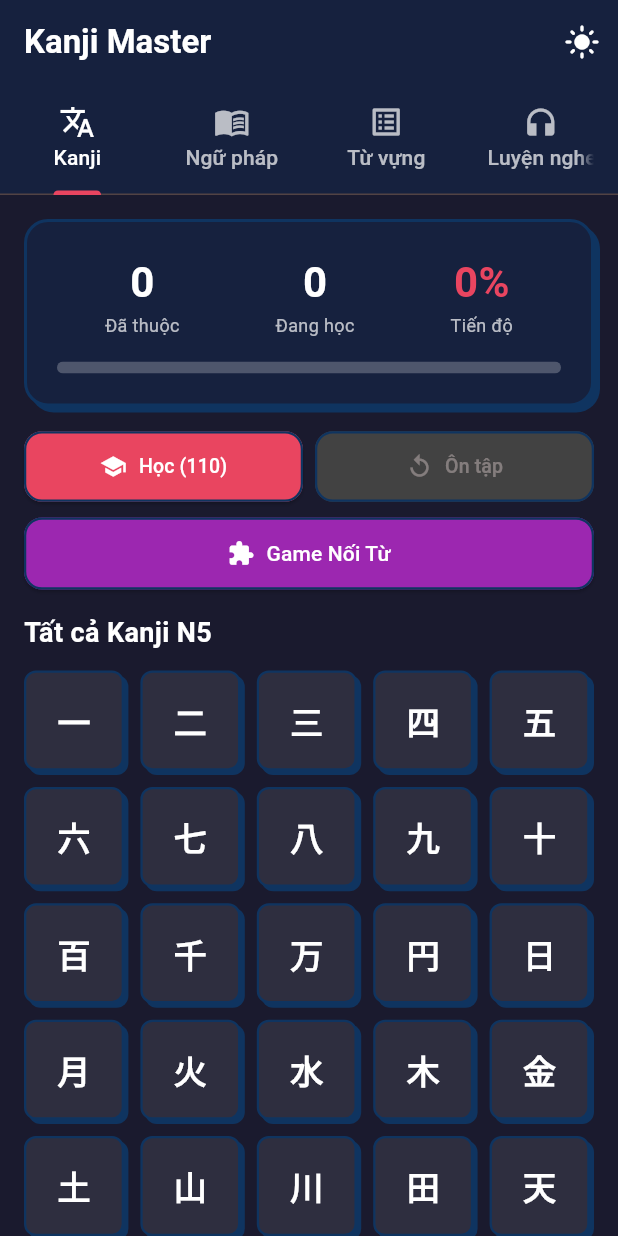
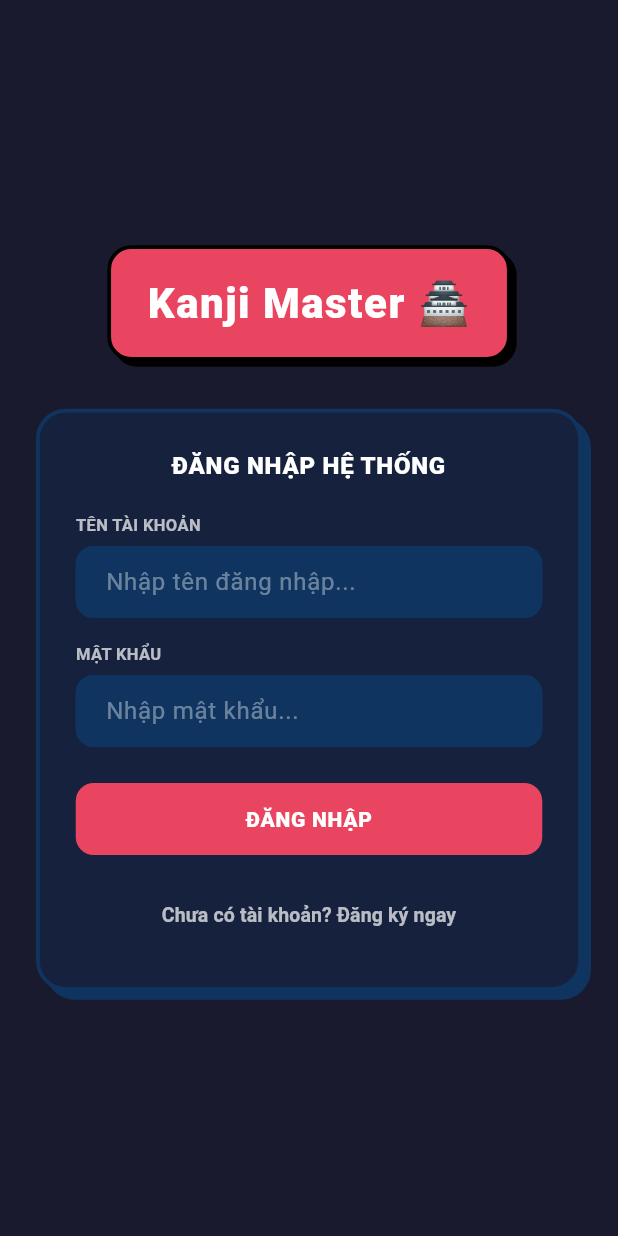
Before and after one commit to NMCuonG08/kanji_learning, a Flutter app: the screen it shows after launch, on a phone screen of 412 x 824 dp. Run offline on Flutter 3.47's test engine with Material 3 defaults, Android fonts, the phone set to English and light mode, and no system bars; our stand-ins replace flutter_tts, shared_preferences, sqflite_common_ffi; missing offline and left inert: dart:js_interop; accounts and stored records are empty.

Commit message:
feat: implement centralized Node.js Express backend, MySQL Docker Compose, and JWT Auth sync

```diff
--- a/lib/main.dart
+++ b/lib/main.dart
@@ -8,14 +8,17 @@ import 'screens/grammar_quiz_screen.dart';
 import 'screens/duolingo_quiz_screen.dart';
 import 'screens/vocab_match_game_screen.dart';
 import 'screens/vocabulary_screen.dart';
+import 'screens/auth_screen.dart';
 import 'models/kanji.dart';
 import 'models/listening_question.dart';
 import 'models/vocab.dart';
 import 'services/theme_service.dart';
+import 'services/api_service.dart';
 
 void main() async {
   WidgetsFlutterBinding.ensureInitialized();
   await ThemeService.loadThemePreference();
+  await ApiService.init();
   runApp(const KanjiApp());
 }
 
@@ -27,6 +30,9 @@ class KanjiApp extends StatelessWidget {
     return ValueListenableBuilder<bool>(
       valueListenable: ThemeService.isDarkMode,
       builder: (context, isDark, _) {
+        return ValueListenableBuilder<bool>(
+          valueListenable: ApiService.isLoggedIn,
+          builder: (context, isLoggedIn, _) {
             return MaterialApp(
               title: 'Kanji Master',
               debugShowCheckedModeBanner: false,
@@ -43,7 +49,7 @@ class KanjiApp extends StatelessWidget {
                   elevation: 0,
                 ),
               ),
-          initialRoute: '/',
+              initialRoute: isLoggedIn ? '/' : '/auth',
               onGenerateRoute: (settings) {
                 final name = settings.name ?? '/';
 
@@ -53,6 +59,11 @@ class KanjiApp extends StatelessWidget {
                     return MaterialPageRoute(
                       settings: settings,
                       builder: (context) => const HomeScreen(),
+                    );
+                  case '/auth':
+                    return MaterialPageRoute(
+                      settings: settings,
+                      builder: (context) => const AuthScreen(),
                     );
               case '/quiz':
                 final args = settings.arguments as Map<String, dynamic>? ?? {};
@@ -141,5 +152,7 @@ class KanjiApp extends StatelessWidget {
         );
       },
     );
+  },
+);
   }
 }
--- /dev/null
+++ b/lib/screens/auth_screen.dart
@@ -0,0 +1,270 @@
+import 'package:flutter/material.dart';
+import '../services/api_service.dart';
+import '../services/theme_service.dart';
+
+class AuthScreen extends StatefulWidget {
+  const AuthScreen({super.key});
+
+  @override
+  State<AuthScreen> createState() => _AuthScreenState();
+}
+
+class _AuthScreenState extends State<AuthScreen> {
+  final _usernameController = TextEditingController();
+  final _passwordController = TextEditingController();
+  bool _isLogin = true;
+  bool _isLoading = false;
+  String? _errorMessage;
+
+  @override
+  void dispose() {
+    _usernameController.dispose();
+    _passwordController.dispose();
+    super.dispose();
+  }
+
+  Future<void> _handleSubmit() async {
+    final username = _usernameController.text.trim();
+    final password = _passwordController.text.trim();
+
+    if (username.isEmpty || password.isEmpty) {
+      setState(() {
+        _errorMessage = 'Vui lòng điền đầy đủ thông tin tài khoản và mật khẩu!';
+      });
+      return;
+    }
+
+    setState(() {
+      _isLoading = true;
+      _errorMessage = null;
+    });
+
+    final res = _isLogin
+        ? await ApiService.login(username, password)
+        : await ApiService.register(username, password);
+
+    if (mounted) {
+      setState(() {
+        _isLoading = false;
+      });
+
+      if (res['success'] == true) {
+        ScaffoldMessenger.of(context).showSnackBar(
+          SnackBar(
+            content: Text(res['message'] ?? 'Thành công!'),
+            backgroundColor: Colors.green,
+          ),
+        );
+        Navigator.pushReplacementNamed(context, '/');
+      } else {
+        setState(() {
+          _errorMessage = res['message'];
+        });
+      }
+    }
+  }
+
+  @override
+  Widget build(BuildContext context) {
+    final isDark = ThemeService.isDarkMode.value;
+    return Scaffold(
+      backgroundColor: ThemeService.getBgColor(context),
+      body: Center(
+        child: SingleChildScrollView(
+          padding: const EdgeInsets.all(24),
+          child: Column(
+            mainAxisAlignment: MainAxisAlignment.center,
+            children: [
+              // Gorgeous Neobrutalist Title Header
+              Container(
+                padding: const EdgeInsets.symmetric(horizontal: 24, vertical: 16),
+                decoration: BoxDecoration(
+                  color: const Color(0xFFE94560),
+                  borderRadius: BorderRadius.circular(16),
+                  border: Border.all(color: Colors.black, width: 2.5),
+                  boxShadow: const [
+                    BoxShadow(
+                      color: Colors.black,
+                      offset: Offset(4, 4),
+                      blurRadius: 0,
+                    ),
+                  ],
+                ),
+                child: const Text(
+                  'Kanji Master 🏯',
+                  style: TextStyle(
+                    fontSize: 28,
+                    fontWeight: FontWeight.w900,
+                    color: Colors.white,
+                    letterSpacing: 1,
+                  ),
+                ),
+              ),
+              const SizedBox(height: 32),
+
+              // Neobrutalist Login Card
+              Container(
+                constraints: const BoxConstraints(maxWidth: 400),
+                padding: const EdgeInsets.all(24),
+                decoration: BoxDecoration(
+                  color: ThemeService.getCardColor(context),
+                  borderRadius: BorderRadius.circular(20),
+                  border: Border.all(
+                    color: isDark ? const Color(0xFF0F3460) : Colors.black,
+                    width: 2.5,
+                  ),
+                  boxShadow: [
+                    BoxShadow(
+                      color: isDark ? const Color(0xFF0F3460) : Colors.black,
+                      offset: const Offset(6, 6),
+                      blurRadius: 0,
+                    ),
+                  ],
+                ),
+                child: Column(
+                  crossAxisAlignment: CrossAxisAlignment.stretch,
+                  children: [
+                    Text(
+                      _isLogin ? 'ĐĂNG NHẬP HỆ THỐNG' : 'ĐĂNG KÝ TÀI KHOẢN KANJI',
+                      textAlign: TextAlign.center,
+                      style: TextStyle(
+                        fontSize: 16,
+                        fontWeight: FontWeight.w900,
+                        color: ThemeService.getPrimaryTextColor(context),
+                        letterSpacing: 0.5,
+                      ),
+                    ),
+                    const SizedBox(height: 20),
+
+                    if (_errorMessage != null) ...[
+                      Container(
+                        padding: const EdgeInsets.all(12),
+                        decoration: BoxDecoration(
+                          color: Colors.red.withValues(alpha: 0.1),
+                          borderRadius: BorderRadius.circular(10),
+                          border: Border.all(color: Colors.red, width: 1.5),
+                        ),
+                        child: Text(
+                          _errorMessage!,
+                          style: const TextStyle(color: Colors.red, fontSize: 13, fontWeight: FontWeight.bold),
+                        ),
+                      ),
+                      const SizedBox(height: 16),
+                    ],
+
+                    // Username Input
+                    Text(
+                      'TÊN TÀI KHOẢN',
+                      style: TextStyle(
+                        fontSize: 11,
+                        fontWeight: FontWeight.bold,
+                        color: ThemeService.getSecondaryTextColor(context),
+                      ),
+                    ),
+                    const SizedBox(height: 6),
+                    TextField(
+                      controller: _usernameController,
+                      style: TextStyle(color: ThemeService.getPrimaryTextColor(context)),
+                      decoration: InputDecoration(
+                        hintText: 'Nhập tên đăng nhập...',
+                        hintStyle: TextStyle(color: ThemeService.getMutedTextColor(context)),
+                        contentPadding: const EdgeInsets.symmetric(horizontal: 16, vertical: 12),
+                        filled: true,
+                        fillColor: ThemeService.getAccentColor(context),
+                        enabledBorder: OutlineInputBorder(
+                          borderRadius: BorderRadius.circular(12),
+                          borderSide: BorderSide(color: isDark ? const Color(0xFF0F3460) : Colors.black, width: 1.5),
+                        ),
+                        focusedBorder: OutlineInputBorder(
+                          borderRadius: BorderRadius.circular(12),
+                          borderSide: const BorderSide(color: Color(0xFFE94560), width: 2.0),
+                        ),
+                      ),
+                    ),
+                    const SizedBox(height: 16),
+
+                    // Password Input
+                    Text(
+                      'MẬT KHẨU',
+                      style: TextStyle(
+                        fontSize: 11,
+                        fontWeight: FontWeight.bold,
+                        color: ThemeService.getSecondaryTextColor(context),
+                      ),
+                    ),
+                    const SizedBox(height: 6),
+                    TextField(
+                      controller: _passwordController,
+                      obscureText: true,
+                      style: TextStyle(color: ThemeService.getPrimaryTextColor(context)),
+                      decoration: InputDecoration(
+                        hintText: 'Nhập mật khẩu...',
+                        hintStyle: TextStyle(color: ThemeService.getMutedTextColor(context)),
+                        contentPadding: const EdgeInsets.symmetric(horizontal: 16, vertical: 12),
+                        filled: true,
+                        fillColor: ThemeService.getAccentColor(context),
+                        enabledBorder: OutlineInputBorder(
+                          borderRadius: BorderRadius.circular(12),
+                          borderSide: BorderSide(color: isDark ? const Color(0xFF0F3460) : Colors.black, width: 1.5),
+                        ),
+                        focusedBorder: OutlineInputBorder(
+                          borderRadius: BorderRadius.circular(12),
+                          borderSide: const BorderSide(color: Color(0xFFE94560), width: 2.0),
+                        ),
+                      ),
+                    ),
+                    const SizedBox(height: 24),
+
+                    // Submit Button
+                    ElevatedButton(
+                      onPressed: _isLoading ? null : _handleSubmit,
+                      style: ElevatedButton.styleFrom(
+                        backgroundColor: const Color(0xFFE94560),
+                        foregroundColor: Colors.white,
+                        disabledBackgroundColor: Colors.grey.shade800,
+                        padding: const EdgeInsets.symmetric(vertical: 14),
+                        shape: RoundedRectangleBorder(borderRadius: BorderRadius.circular(12)),
+                        side: BorderSide(color: isDark ? Colors.transparent : Colors.black, width: 2.0),
+                        elevation: 0,
+                      ),
+                      child: _isLoading
+                          ? const SizedBox(
+                              height: 20,
+                              width: 20,
+                              child: CircularProgressIndicator(color: Colors.white, strokeWidth: 2.5),
+                            )
+                          : Text(
+                              _isLogin ? 'ĐĂNG NHẬP' : 'ĐĂNG KÝ NGAY',
+                              style: const TextStyle(fontWeight: FontWeight.w900, fontSize: 14, letterSpacing: 0.5),
+                            ),
+                    ),
+                    const SizedBox(height: 16),
+
+                    // Toggle text button
+                    TextButton(
+                      onPressed: () {
+                        setState(() {
+                          _isLogin = !_isLogin;
+                          _errorMessage = null;
+                        });
+                      },
+                      style: TextButton.styleFrom(
+                        foregroundColor: ThemeService.getSecondaryTextColor(context),
+                      ),
+                      child: Text(
+                        _isLogin
+                            ? 'Chưa có tài khoản? Đăng ký ngay'
+                            : 'Đã có tài khoản trên hệ thống? Đăng nhập',
+                        style: const TextStyle(fontWeight: FontWeight.bold, fontSize: 13),
+                      ),
+                    ),
+                  ],
+                ),
+              ),
+            ],
+          ),
+        ),
+      ),
+    );
+  }
+}
--- a/pubspec.yaml
+++ b/pubspec.yaml
@@ -40,6 +40,7 @@ dependencies:
   sqflite_common_ffi: ^2.4.0+3
   flutter_tts: ^4.2.5
   flutter_launcher_icons: ^0.14.4
+  http: ^1.6.0
 
 dev_dependencies:
   flutter_test:
```
Also changed, not shown: lib/database/db.dart (+73 -17 lines), lib/screens/home_screen.dart (+11 -0 lines), lib/services/api_service.dart (added, +242 -0 lines), pubspec.lock, 6 other files. Lines whose indentation alone changed are shown as unchanged.
